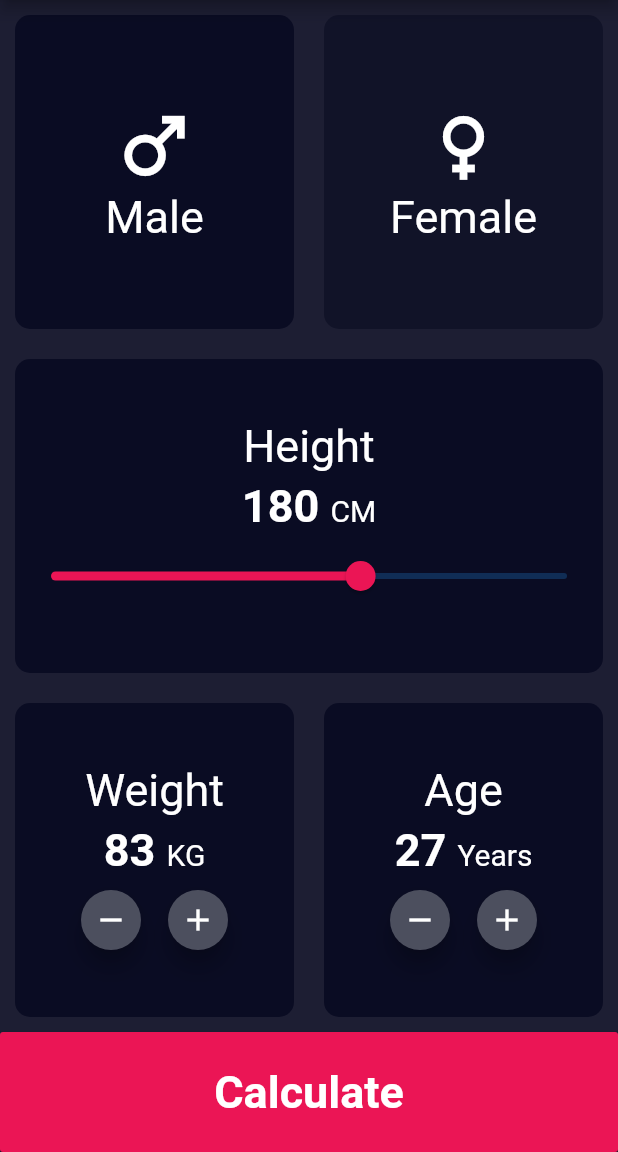
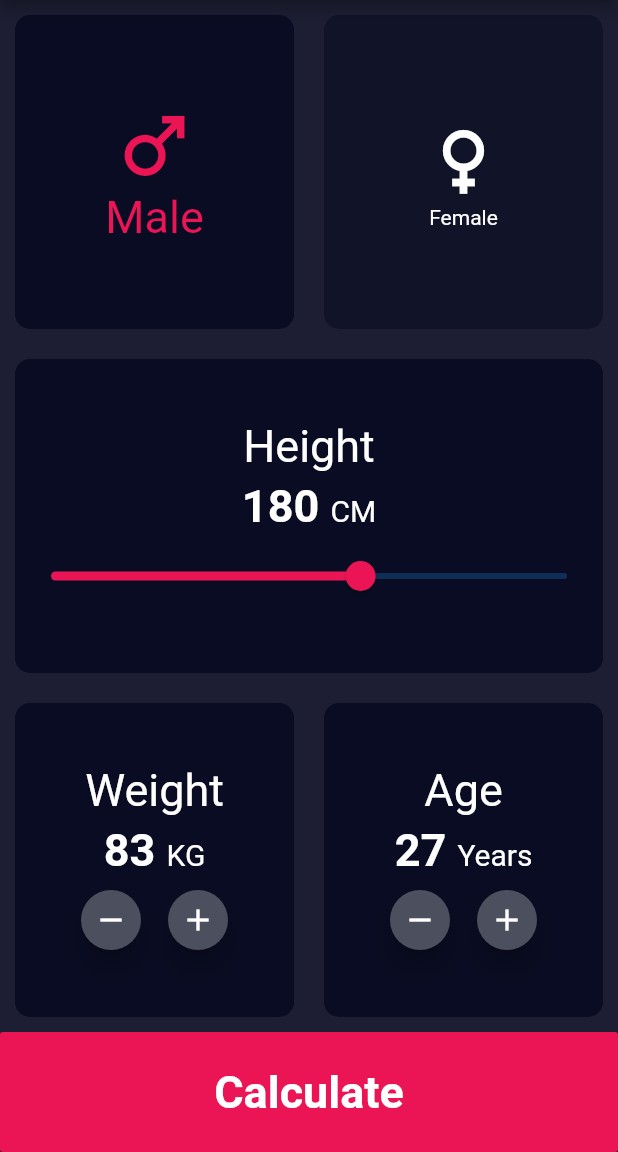
Before and after one commit to subrato-saha/bmi_calculator_flutter, a Flutter app: the screen it shows after launch, on a phone screen of 412 x 824 dp, the part 84-1236 px from its top. Run offline on Flutter 3.47's test engine with Material 2 defaults, Android fonts, the phone set to English and light mode, and no system bars.

Commit message:
v2 Modification

```diff
--- a/lib/home_page.dart
+++ b/lib/home_page.dart
@@ -45,16 +45,17 @@ class _HomePageState extends State<HomePage> {
                         ),
                         child: Column(
                             mainAxisAlignment: MainAxisAlignment.center,
-                            children: const [
+                            children: [
                               Icon(
                                 Icons.male,
                                 size: 60,
-                                color: Colors.white,
+                                color: isMale ? buttonColor : Colors.white,
                               ),
                               Text(
                                 "Male",
                                 style: TextStyle(
-                                    color: Colors.white, fontSize: 30),
+                                    color: isMale ? buttonColor : Colors.white,
+                                    fontSize: 30),
                               )
                             ]),
                       ),
@@ -77,16 +78,17 @@ class _HomePageState extends State<HomePage> {
                             borderRadius: BorderRadius.circular(10)),
                         child: Column(
                             mainAxisAlignment: MainAxisAlignment.center,
-                            children: const [
+                            children: [
                               Icon(
                                 Icons.female,
                                 size: 60,
-                                color: Colors.white,
+                                color: !isMale ? buttonColor : Colors.white,
                               ),
                               Text(
                                 "Female",
                                 style: TextStyle(
-                                    color: Colors.white, fontSize: 30),
+                                    color:
+                                        !isMale ? buttonColor : Colors.white),
                               )
                             ]),
                       ),
@@ -195,6 +197,7 @@ class _HomePageState extends State<HomePage> {
                           mainAxisAlignment: MainAxisAlignment.center,
                           children: [
                             FloatingActionButton(
+                              heroTag: "weight increse",
                               backgroundColor: incDecBtn,
                               onPressed: () {
                                 setState(() {
@@ -208,6 +211,7 @@ class _HomePageState extends State<HomePage> {
                               width: 10,
                             ),
                             FloatingActionButton(
+                              heroTag: "weight Incese",
                               backgroundColor: incDecBtn,
                               onPressed: () {
                                 setState(() {
@@ -265,6 +269,7 @@ class _HomePageState extends State<HomePage> {
                           mainAxisAlignment: MainAxisAlignment.center,
                           children: [
                             FloatingActionButton(
+                              heroTag: "age decrese",
                               backgroundColor: incDecBtn,
                               onPressed: () {
                                 setState(() {
@@ -278,6 +283,7 @@ class _HomePageState extends State<HomePage> {
                               width: 10,
                             ),
                             FloatingActionButton(
+                              heroTag: "age increse",
                               backgroundColor: incDecBtn,
                               onPressed: () {
                                 setState(() {
--- a/lib/main.dart
+++ b/lib/main.dart
@@ -1,6 +1,5 @@
 import 'package:bmi_calculator/colors.dart';
 import 'package:bmi_calculator/home_page.dart';
-import 'package:bmi_calculator/result_page.dart';
 import 'package:flutter/material.dart';
 
 void main() {
@@ -23,7 +22,7 @@ class MyApp extends StatelessWidget {
         ),
         scaffoldBackgroundColor: bgColor,
       ),
-      home: HomePage(),
+      home: const HomePage(),
     );
   }
 }
--- a/lib/result_page.dart
+++ b/lib/result_page.dart
@@ -54,10 +54,10 @@ class ResultPage extends StatelessWidget {
   Widget build(BuildContext context) {
     return Scaffold(
       appBar: AppBar(
-        title: Text("BMI Calculator"),
+        title: const Text("BMI Calculator"),
       ),
       body: Column(children: [
-        Center(
+        const Center(
           heightFactor: 2,
           child: Text(
             "Your Result",
@@ -67,7 +67,7 @@ class ResultPage extends StatelessWidget {
         ),
         Expanded(
             child: Container(
-          padding: EdgeInsets.all(20),
+          padding: const EdgeInsets.all(20),
           width: double.infinity,
           decoration: BoxDecoration(
               color: sPrimaryColor, borderRadius: BorderRadius.circular(10)),
```
